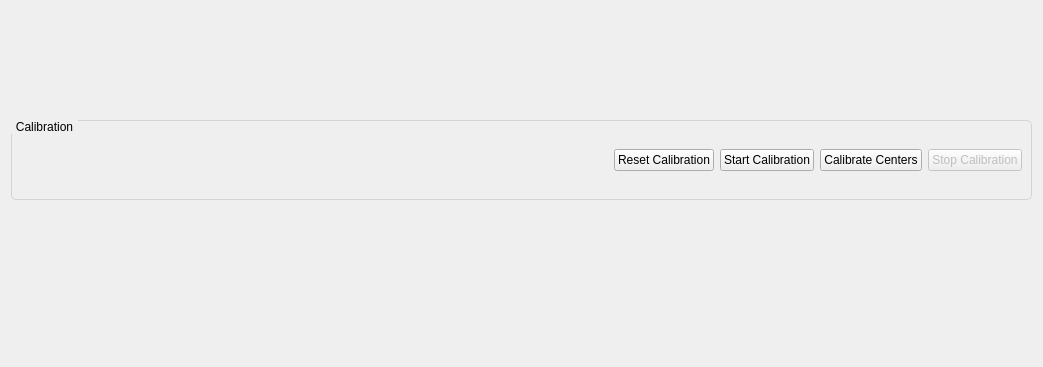
korken89/kfly_gui, file ui_rc_input.ui: the form before one commit; both pictures show x 0 to 1043 and y 264 to 631 of the 1043 by 631 pixel window.
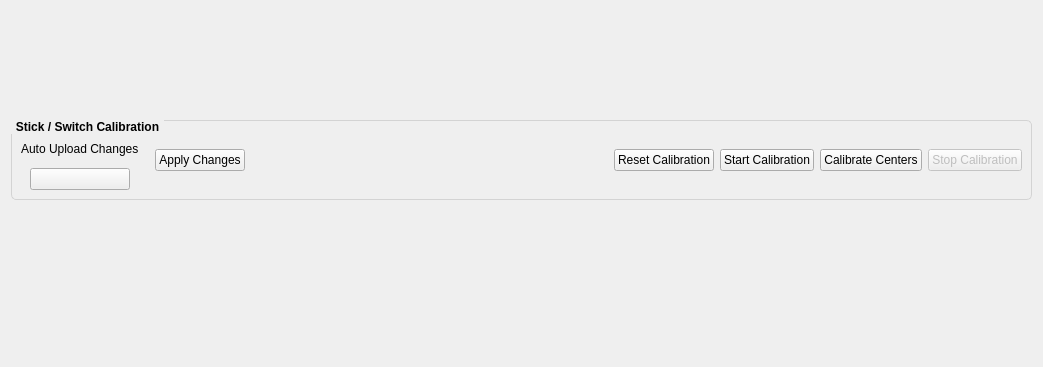
The form after the commit. Custom widgets are drawn as their Qt base class.

Commit message: Added apply configuration

```diff
--- a/ui_rc_input.ui
+++ b/ui_rc_input.ui
@@ -226,6 +226,12 @@
        <height>80</height>
       </size>
      </property>
+     <property name="font">
+      <font>
+       <weight>75</weight>
+       <bold>true</bold>
+      </font>
+     </property>
      <property name="styleSheet">
       <string notr="true">QGroupBox { 
   border: 1px solid lightgray; 
@@ -240,9 +246,50 @@
 }</string>
      </property>
      <property name="title">
-      <string>Calibration</string>
+      <string>Stick / Switch Calibration</string>
      </property>
      <layout class="QHBoxLayout" name="horizontalLayout_2">
+      <item>
+       <layout class="QVBoxLayout" name="verticalLayout_2">
+        <property name="spacing">
+         <number>0</number>
+        </property>
+        <property name="rightMargin">
+         <number>10</number>
+        </property>
+        <item>
+         <widget class="QLabel" name="label_9">
+          <property name="text">
+           <string>Auto Upload Changes</string>
+          </property>
+         </widget>
+        </item>
+        <item>
+         <layout class="QHBoxLayout" name="horizontalLayout_3">
+          <item>
+           <widget class="sliderbox" name="buttonAutoUpload">
+            <property name="maximumSize">
+             <size>
+              <width>100</width>
+              <height>16777215</height>
+             </size>
+            </property>
+            <property name="text">
+             <string/>
+            </property>
+           </widget>
+          </item>
+         </layout>
+        </item>
+       </layout>
+      </item>
+      <item>
+       <widget class="QPushButton" name="buttonApplyChanges">
+        <property name="text">
+         <string>Apply Changes</string>
+        </property>
+       </widget>
+      </item>
       <item>
        <spacer name="horizontalSpacer">
         <property name="orientation">
@@ -292,6 +339,13 @@
    </item>
   </layout>
  </widget>
+ <customwidgets>
+  <customwidget>
+   <class>sliderbox</class>
+   <extends>QPushButton</extends>
+   <header>sliderbox.h</header>
+  </customwidget>
+ </customwidgets>
  <resources/>
  <connections/>
 </ui>
```
The commit also changes 4 other files.
